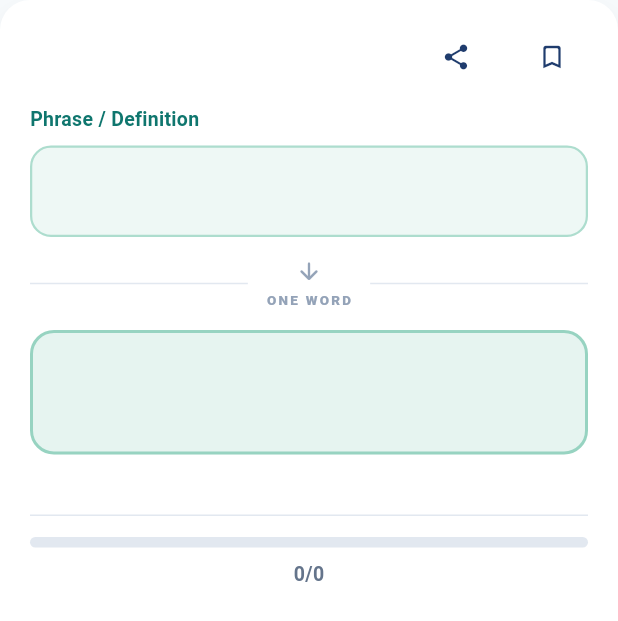
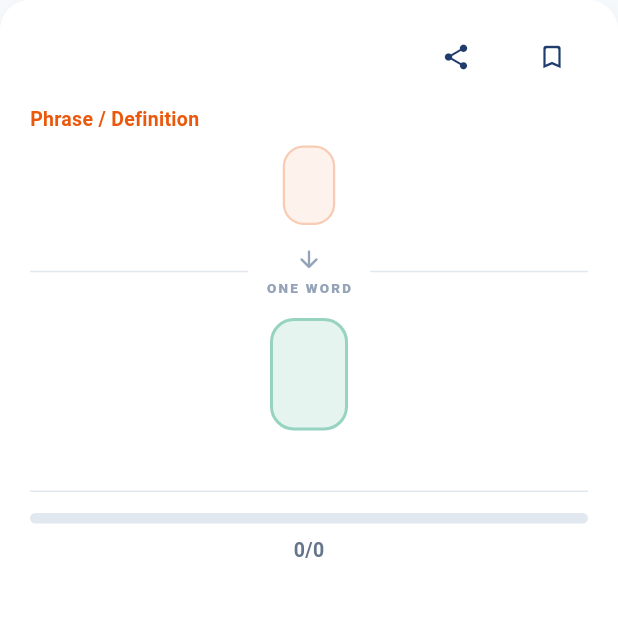
Before and after one commit to coolsunil/vocabo, a Flutter app: the OneWordCard widget shown alone on an empty page, opened directly with empty values, on a phone screen of 412 x 824 dp. Shown: the top 621 px of the screen. Run offline on Flutter 3.47's test engine with Material 3 defaults, Android fonts, the phone set to English and light mode, and no system bars; our stand-ins replace flutter_local_notifications, flutter_timezone, in_app_purchase, package_info_plus, screenshot, share_plus and 2 more; accounts and stored records are empty.

Commit message:
Fix synonyms/antonyms learn card, progress tracking, and card styling
- Route antonyms and synonyms_antonyms categories to SynonymCard
- Fix progress bar using currentIndex instead of idx during swipe animation
- Drop Hindi/English meaning from SynonymCard — word + chips only
- One-word card: phrase in orange tint, word in green tint, black text
- Fix home screen using synonyms_antonyms key (unmapped) → synonyms
- Update synonyms total from 208 → 146 to match updated data file
- Add antonyms/synonyms_antonyms titles to _learnTitles

Co-Authored-By: Claude Sonnet 4.6 <noreply@anthropic.com>

```diff
--- a/lib/widgets/cards/oneword_card.dart
+++ b/lib/widgets/cards/oneword_card.dart
@@ -21,7 +21,8 @@ class OneWordCard extends StatelessWidget {
     this.shareMode = false,
   });
 
-  static const _green = Color(0xFF059669);
+  static const _green  = Color(0xFF059669);
+  static const _orange = Color(0xFFEA580C);
 
   @override
   Widget build(BuildContext context) {
@@ -60,23 +61,25 @@ class OneWordCard extends StatelessWidget {
             ),
           const SizedBox(height: 8),
           // Phrase / Definition block
-          _label('Phrase / Definition', const Color(0xFF0F766E)),
+          _label('Phrase / Definition', _orange),
           const SizedBox(height: 8),
-          Container(
-            width: double.infinity,
-            padding: const EdgeInsets.all(16),
+          Center(
+            child: Container(
+              padding: const EdgeInsets.symmetric(horizontal: 16, vertical: 12),
               decoration: BoxDecoration(
-              color: _green.withValues(alpha: 0.07),
+                color: _orange.withValues(alpha: 0.08),
                 borderRadius: BorderRadius.circular(14),
-              border: Border.all(color: _green.withValues(alpha: 0.28), width: 1.5),
+                border: Border.all(color: _orange.withValues(alpha: 0.25), width: 1.5),
               ),
               child: Text(
                 phrase,
+                textAlign: TextAlign.center,
                 style: const TextStyle(
                   fontSize: 18,
                   fontWeight: FontWeight.w600,
                   color: Color(0xFF0F172A),
                   height: 1.45,
+                ),
               ),
             ),
           ),
@@ -109,9 +112,9 @@ class OneWordCard extends StatelessWidget {
             ),
           ),
           // The word
-          Container(
-            width: double.infinity,
-            padding: const EdgeInsets.symmetric(vertical: 18, horizontal: 20),
+          Center(
+            child: Container(
+              padding: const EdgeInsets.symmetric(vertical: 14, horizontal: 24),
               decoration: BoxDecoration(
                 color: _green.withValues(alpha: 0.1),
                 borderRadius: BorderRadius.circular(16),
@@ -119,12 +122,12 @@ class OneWordCard extends StatelessWidget {
               ),
               child: Text(
                 word.word,
-              textAlign: TextAlign.center,
                 style: const TextStyle(
                   fontSize: 30,
                   fontWeight: FontWeight.w800,
-                color: _green,
+                  color: Color(0xFF0F172A),
                   letterSpacing: 0.5,
+                ),
               ),
             ),
           ),
```
Also changed, not shown: lib/screens/home_screen.dart (+4 -4 lines), lib/screens/learn_screen.dart (+17 -11 lines), lib/widgets/cards/synonym_card.dart (+0 -16 lines), assets/data/synonyms.json. Lines whose indentation alone changed are shown as unchanged.
